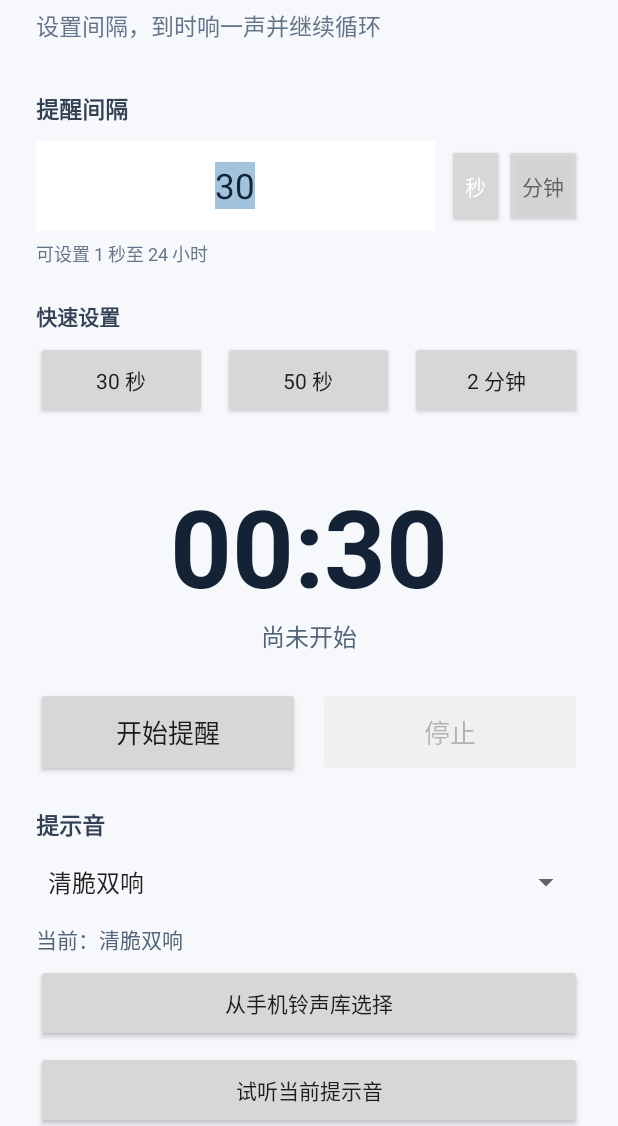
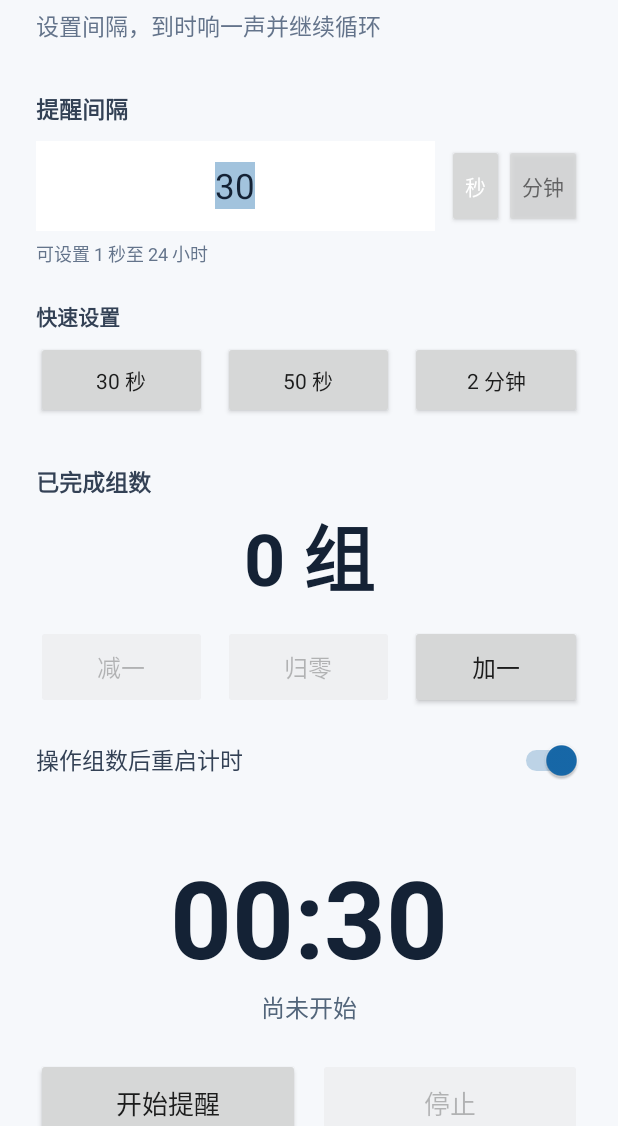
Before and after one commit to YuanFangCH/timelock, an Android app: the screen it shows after launch (MainActivity), on a phone screen of 412 x 824 dp, the part 110-1236 px from its top. Run offline under Robolectric (Android 15) with nearby library versions, the phone set to English and light mode, and no system bars.

Commit message:
Release TimeLock preview 7

```diff
--- a/app/build.gradle.kts
+++ b/app/build.gradle.kts
@@ -19,8 +19,8 @@ android {
         applicationId = "dev.timelock"
         minSdk = 29
         targetSdk = 36
-        versionCode = 5
-        versionName = "0.1.0-preview.4"
+        versionCode = 8
+        versionName = "0.1.0-preview.7"
         testInstrumentationRunner = "androidx.test.runner.AndroidJUnitRunner"
     }
 
--- a/app/src/main/AndroidManifest.xml
+++ b/app/src/main/AndroidManifest.xml
@@ -1,6 +1,7 @@
 <manifest xmlns:android="http://schemas.android.com/apk/res/android">
     <uses-permission android:name="android.permission.POST_NOTIFICATIONS" />
     <uses-permission android:name="android.permission.FOREGROUND_SERVICE" />
+    <uses-permission android:name="android.permission.FOREGROUND_SERVICE_MEDIA_PLAYBACK" />
     <uses-permission android:name="android.permission.FOREGROUND_SERVICE_SPECIAL_USE" />
     <uses-permission android:name="android.permission.WAKE_LOCK" />
 
@@ -20,7 +21,7 @@
         <service
             android:name=".ReminderService"
             android:exported="false"
-            android:foregroundServiceType="specialUse">
+            android:foregroundServiceType="specialUse|mediaPlayback">
             <property
                 android:name="android.app.PROPERTY_SPECIAL_USE_FGS_SUBTYPE"
                 android:value="User-started interval timer with short audible reminders; stopped by the user from its notification or app." />
--- a/app/src/main/java/dev/timelock/MainActivity.kt
+++ b/app/src/main/java/dev/timelock/MainActivity.kt
@@ -24,6 +24,7 @@ import android.widget.AdapterView
 import android.widget.ArrayAdapter
 import android.widget.EditText
 import android.widget.Spinner
+import android.widget.Switch
 import android.widget.TextView
 import android.widget.Toast
 import android.os.SystemClock
@@ -38,6 +39,11 @@ class MainActivity : android.app.Activity() {
     private lateinit var countdown: TextView
     private lateinit var stateText: TextView
     private lateinit var errorText: TextView
+    private lateinit var completedSetsText: TextView
+    private lateinit var decrementSetsButton: Button
+    private lateinit var resetSetsButton: Button
+    private lateinit var incrementSetsButton: Button
+    private lateinit var restartTimerOnIncrementSwitch: Switch
     private lateinit var notificationNotice: TextView
     private lateinit var batteryNotice: TextView
     private lateinit var startPauseButton: Button
@@ -52,6 +58,8 @@ class MainActivity : android.app.Activity() {
     private var soundIndex = ReminderSounds.BRIGHT
     private var ringtoneUri: String? = null
     private var ringtoneTitle: String? = null
+    private var completedSets = 0
+    private var restartTimerOnIncrement = true
     private var timerService: ReminderService.LocalBinder? = null
     private var isBound = false
     private var pendingStartMs: Long? = null
@@ -164,6 +172,11 @@ class MainActivity : android.app.Activity() {
         countdown = findViewById(R.id.countdown)
         stateText = findViewById(R.id.state_text)
         errorText = findViewById(R.id.error_text)
+        completedSetsText = findViewById(R.id.completed_sets)
+        decrementSetsButton = findViewById(R.id.decrement_sets)
+        resetSetsButton = findViewById(R.id.reset_sets)
+        incrementSetsButton = findViewById(R.id.increment_sets)
+        restartTimerOnIncrementSwitch = findViewById(R.id.restart_timer_on_increment)
         notificationNotice = findViewById(R.id.notification_notice)
         batteryNotice = findViewById(R.id.battery_notice)
         startPauseButton = findViewById(R.id.start_pause)
@@ -180,6 +193,13 @@ class MainActivity : android.app.Activity() {
         findViewById<Button>(R.id.quick_30).setOnClickListener { setPreset(30L, UnitChoice.SECONDS) }
         findViewById<Button>(R.id.quick_50).setOnClickListener { setPreset(50L, UnitChoice.SECONDS) }
         findViewById<Button>(R.id.quick_120).setOnClickListener { setPreset(2L, UnitChoice.MINUTES) }
+        decrementSetsButton.setOnClickListener { onCompletedSetsAction(completedSets - 1) }
+        resetSetsButton.setOnClickListener { onCompletedSetsAction(0) }
+        incrementSetsButton.setOnClickListener { onCompletedSetsAction(completedSets + 1) }
+        restartTimerOnIncrementSwitch.setOnCheckedChangeListener { _, checked ->
+            restartTimerOnIncrement = checked
+            saveCounterLinkSetting()
+        }
 
         startPauseButton.setOnClickListener { onMainAction() }
         stopButton.setOnClickListener {
@@ -275,10 +295,16 @@ class MainActivity : android.app.Activity() {
             TimerSnapshot.STATE_RUNNING -> ReminderService.sendAction(this, ReminderService.ACTION_PAUSE, snapshot.sessionId)
             TimerSnapshot.STATE_PAUSED -> ReminderService.sendAction(this, ReminderService.ACTION_RESUME, snapshot.sessionId)
             TimerSnapshot.STATE_PREPARING -> Unit
-            else -> {
+            else -> requestTimerStart()
+        }
+        render()
+    }
+
+    private fun requestTimerStart() {
+        if (pendingStartMs != null || currentState() == TimerSnapshot.STATE_PREPARING) return
         val intervalMs = IntervalTimer.parseInterval(intervalInput.text.toString(), unit.toIntervalUnit())
         if (intervalMs == null) {
-                    renderError("请输入 1 秒至 24 小时的正整数间隔")
+            Toast.makeText(this, "请输入 1 秒至 24 小时的正整数间隔", Toast.LENGTH_LONG).show()
             intervalInput.requestFocus()
             return
         }
@@ -293,9 +319,6 @@ class MainActivity : android.app.Activity() {
             pendingStartMs = null
             startInterval(intervalMs)
         }
-            }
-        }
-        render()
     }
 
     private fun startInterval(intervalMs: Long) {
@@ -337,8 +360,12 @@ class MainActivity : android.app.Activity() {
         intervalInput.setText(prefs.getString(KEY_VALUE, "30"))
         ringtoneUri = prefs.getString(KEY_RINGTONE_URI, null)
         ringtoneTitle = prefs.getString(KEY_RINGTONE_TITLE, null)
+        completedSets = prefs.getInt(KEY_COMPLETED_SETS, 0).coerceAtLeast(0)
+        restartTimerOnIncrement = prefs.getBoolean(KEY_RESTART_TIMER_ON_INCREMENT, true)
+        restartTimerOnIncrementSwitch.isChecked = restartTimerOnIncrement
         soundIndex = ReminderSounds.normalized(
             prefs.getInt(KEY_SOUND_INDEX, ReminderSounds.BRIGHT), ringtoneUri)
+        renderCompletedSets()
     }
 
     private fun saveSettings() {
@@ -356,6 +383,43 @@ class MainActivity : android.app.Activity() {
             .putInt(KEY_SOUND_INDEX, soundIndex)
             .putString(KEY_RINGTONE_URI, ringtoneUri)
             .putString(KEY_RINGTONE_TITLE, ringtoneTitle)
+            .apply()
+    }
+
+    private fun saveCompletedSets(value: Int) {
+        completedSets = value.coerceAtLeast(0)
+        renderCompletedSets()
+        getSharedPreferences(SETTINGS_NAME, Context.MODE_PRIVATE).edit()
+            .putInt(KEY_COMPLETED_SETS, completedSets)
+            .apply()
+    }
+
+    private fun renderCompletedSets() {
+        completedSetsText.text = "$completedSets 组"
+        decrementSetsButton.isEnabled = completedSets > 0
+        resetSetsButton.isEnabled = completedSets > 0
+        incrementSetsButton.isEnabled = completedSets < Int.MAX_VALUE
+    }
+
+    private fun onCompletedSetsAction(value: Int) {
+        saveCompletedSets(value)
+        if (!restartTimerOnIncrement) return
+        applyCounterLink()
+    }
+
+    private fun applyCounterLink() {
+        val snapshot = timerService?.snapshot() ?: TimerSnapshot()
+        when (snapshot.state) {
+            TimerSnapshot.STATE_RUNNING, TimerSnapshot.STATE_PAUSED ->
+                ReminderService.sendAction(this, ReminderService.ACTION_RESTART, snapshot.sessionId)
+            TimerSnapshot.STATE_PREPARING -> Unit
+            else -> requestTimerStart()
+        }
+    }
+
+    private fun saveCounterLinkSetting() {
+        getSharedPreferences(SETTINGS_NAME, Context.MODE_PRIVATE).edit()
+            .putBoolean(KEY_RESTART_TIMER_ON_INCREMENT, restartTimerOnIncrement)
             .apply()
     }
 
@@ -466,5 +530,7 @@ class MainActivity : android.app.Activity() {
         private const val KEY_SOUND_INDEX = "sound_index"
         private const val KEY_RINGTONE_URI = "ringtone_uri"
         private const val KEY_RINGTONE_TITLE = "ringtone_title"
+        private const val KEY_COMPLETED_SETS = "completed_sets"
+        private const val KEY_RESTART_TIMER_ON_INCREMENT = "restart_timer_on_increment"
     }
 }
--- a/app/src/main/res/layout/activity_main.xml
+++ b/app/src/main/res/layout/activity_main.xml
@@ -136,10 +136,89 @@
         </LinearLayout>
 
         <TextView
+            android:layout_width="match_parent"
+            android:layout_height="wrap_content"
+            android:layout_marginTop="30dp"
+            android:text="已完成组数"
+            android:textColor="#334155"
+            android:textSize="15sp"
+            android:textStyle="bold" />
+
+        <TextView
+            android:id="@+id/completed_sets"
+            android:layout_width="match_parent"
+            android:layout_height="72dp"
+            android:layout_marginTop="2dp"
+            android:accessibilityLiveRegion="polite"
+            android:autoSizeMaxTextSize="56sp"
+            android:autoSizeMinTextSize="26sp"
+            android:autoSizeStepGranularity="2sp"
+            android:autoSizeTextType="uniform"
+            android:gravity="center"
+            android:includeFontPadding="false"
+            android:maxLines="1"
+            android:text="0 组"
+            android:textColor="#142235"
+            android:textStyle="bold" />
+
+        <LinearLayout
+            android:layout_width="match_parent"
+            android:layout_height="wrap_content"
+            android:layout_marginTop="10dp"
+            android:orientation="horizontal">
+
+            <Button
+                android:id="@+id/decrement_sets"
+                android:layout_width="0dp"
+                android:layout_height="56dp"
+                android:layout_marginEnd="5dp"
+                android:layout_weight="1"
+                android:enabled="false"
+                android:minWidth="0dp"
+                android:text="减一"
+                android:textAllCaps="false"
+                android:textSize="16sp" />
+
+            <Button
+                android:id="@+id/reset_sets"
+                android:layout_width="0dp"
+                android:layout_height="56dp"
+                android:layout_marginStart="5dp"
+                android:layout_marginEnd="5dp"
+                android:layout_weight="1"
+                android:enabled="false"
+                android:minWidth="0dp"
+                android:text="归零"
+                android:textAllCaps="false"
+                android:textSize="16sp" />
+
+            <Button
+                android:id="@+id/increment_sets"
+                android:layout_width="0dp"
+                android:layout_height="56dp"
+                android:layout_marginStart="5dp"
+                android:layout_weight="1"
+                android:minWidth="0dp"
+                android:text="加一"
+                android:textAllCaps="false"
+                android:textSize="16sp" />
+        </LinearLayout>
+
+        <Switch
+            android:id="@+id/restart_timer_on_increment"
+            android:layout_width="match_parent"
+            android:layout_height="56dp"
+            android:layout_marginTop="6dp"
+            android:checked="true"
+            android:text="操作组数后重启计时"
+            android:textColor="#334155"
+            android:textSize="15sp" />
+
+        <TextView
             android:id="@+id/countdown"
             android:layout_width="match_parent"
             android:layout_height="wrap_content"
-            android:layout_marginTop="36dp"
+            android:layout_marginTop="28dp"
             android:gravity="center"
             android:text="00:30"
             android:textColor="#142235"
```
Also changed, not shown: app/src/main/java/dev/timelock/ReminderService.kt (+41 -3 lines), 5 other files. Lines whose indentation alone changed are shown as unchanged.
